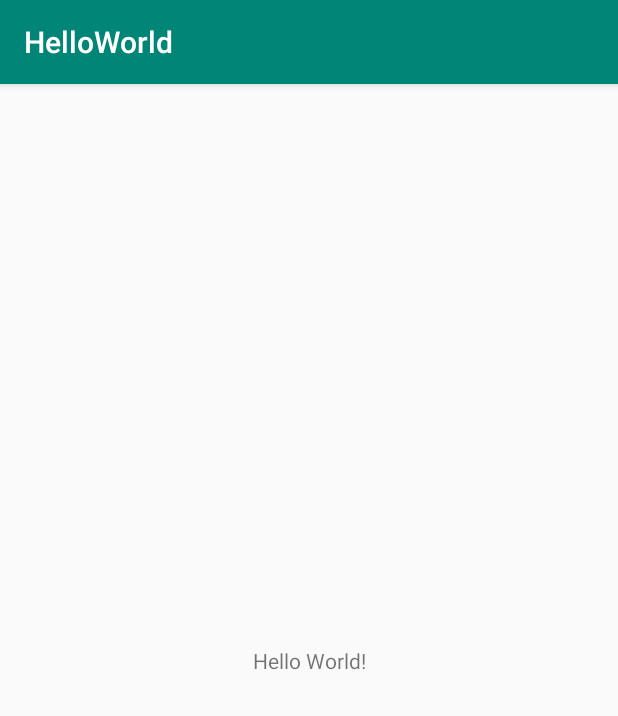
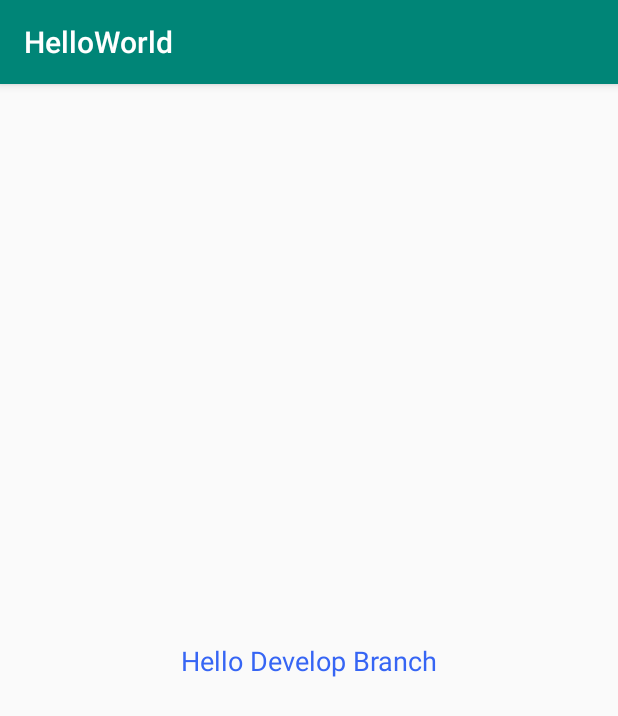
Before and after one commit to yeyu0308/HelloWorld, an Android app: the screen it shows after launch (MainActivity), on a phone screen of 412 x 824 dp. Shown: the top 716 px of the screen. Run offline under Robolectric (Android 15) with nearby library versions, the phone set to English and light mode, and no system bars.

Commit message:
Edit TextView

```diff
--- a/app/src/main/res/layout/activity_main.xml
+++ b/app/src/main/res/layout/activity_main.xml
@@ -9,10 +9,13 @@
     <TextView
         android:layout_width="wrap_content"
         android:layout_height="wrap_content"
-        android:text="Hello World!"
+        android:text="Hello Develop Branch"
+        android:textColor="#3665F4"
+        android:textSize="18sp"
         app:layout_constraintBottom_toBottomOf="parent"
         app:layout_constraintLeft_toLeftOf="parent"
         app:layout_constraintRight_toRightOf="parent"
-        app:layout_constraintTop_toTopOf="parent" />
+        app:layout_constraintTop_toTopOf="parent"
+        tools:text="develop" />
 
 </androidx.constraintlayout.widget.ConstraintLayout>
```
Also changed, not shown: 1 other file.
